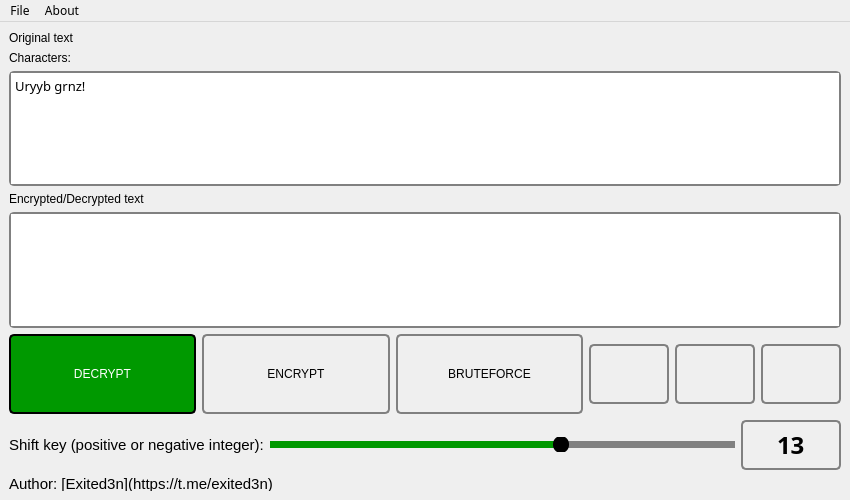
akhomlyuk/ROT_decoder_GUI, file design.ui: the form before one commit.
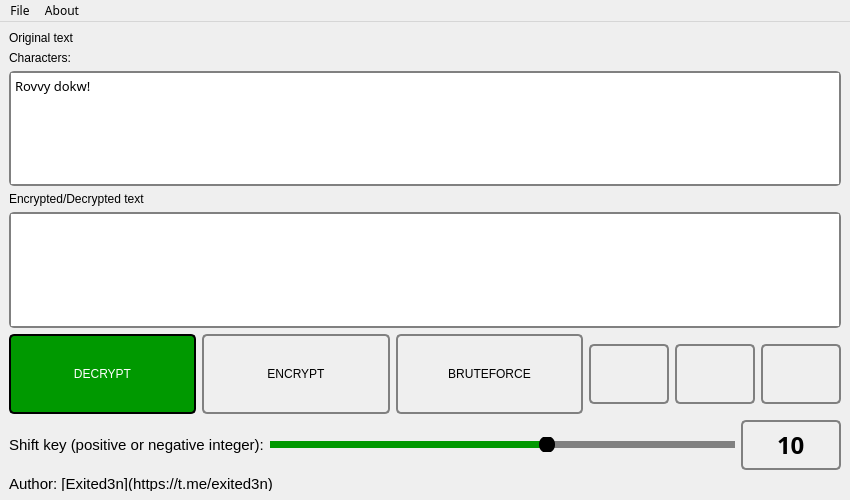
The form after the commit. Icons and pictures are not drawn.

Diff of the .ui file:
```diff
--- a/design.ui
+++ b/design.ui
@@ -154,7 +154,7 @@
 li.unchecked::marker { content: &quot;\2610&quot;; }
 li.checked::marker { content: &quot;\2612&quot;; }
 &lt;/style&gt;&lt;/head&gt;&lt;body style=&quot; font-family:'Fira Code Medium'; font-size:10pt; font-weight:400; font-style:normal;&quot;&gt;
-&lt;p style=&quot; margin-top:0px; margin-bottom:0px; margin-left:0px; margin-right:0px; -qt-block-indent:0; text-indent:0px;&quot;&gt;Uryyb grnz!&lt;/p&gt;&lt;/body&gt;&lt;/html&gt;</string>
+&lt;p style=&quot; margin-top:0px; margin-bottom:0px; margin-left:0px; margin-right:0px; -qt-block-indent:0; text-indent:0px;&quot;&gt;Rovvy dokw!&lt;/p&gt;&lt;/body&gt;&lt;/html&gt;</string>
         </property>
        </widget>
       </item>
@@ -418,7 +418,7 @@
          <number>5</number>
         </property>
         <property name="value">
-         <number>13</number>
+         <number>10</number>
         </property>
         <property name="orientation">
          <enum>Qt::Horizontal</enum>
@@ -462,7 +462,7 @@
          <number>50</number>
         </property>
         <property name="value">
-         <number>13</number>
+         <number>10</number>
         </property>
        </widget>
       </item>
```
